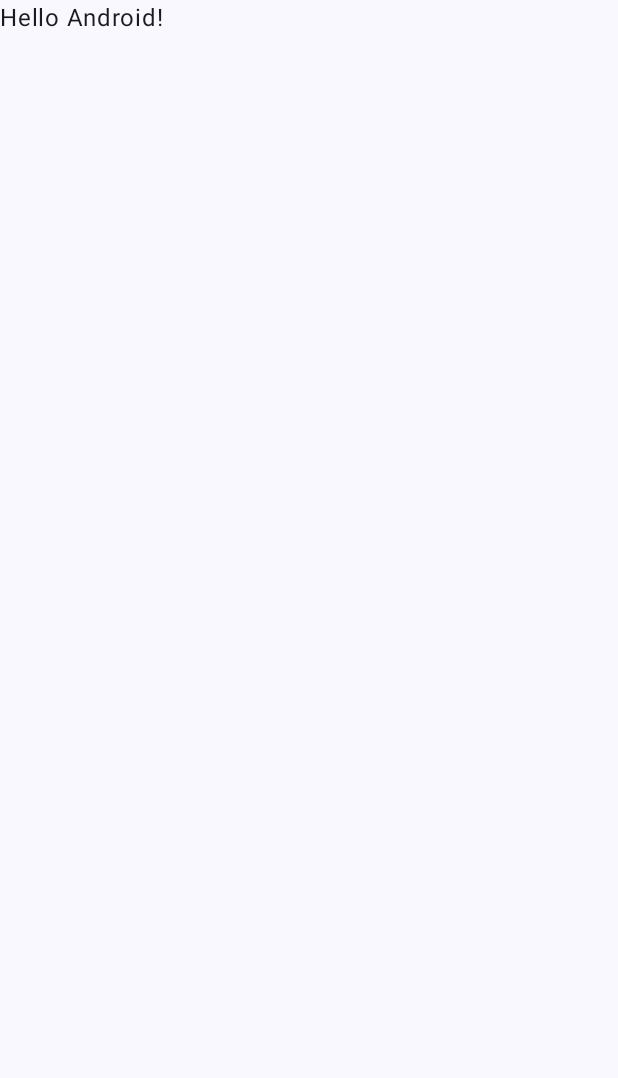
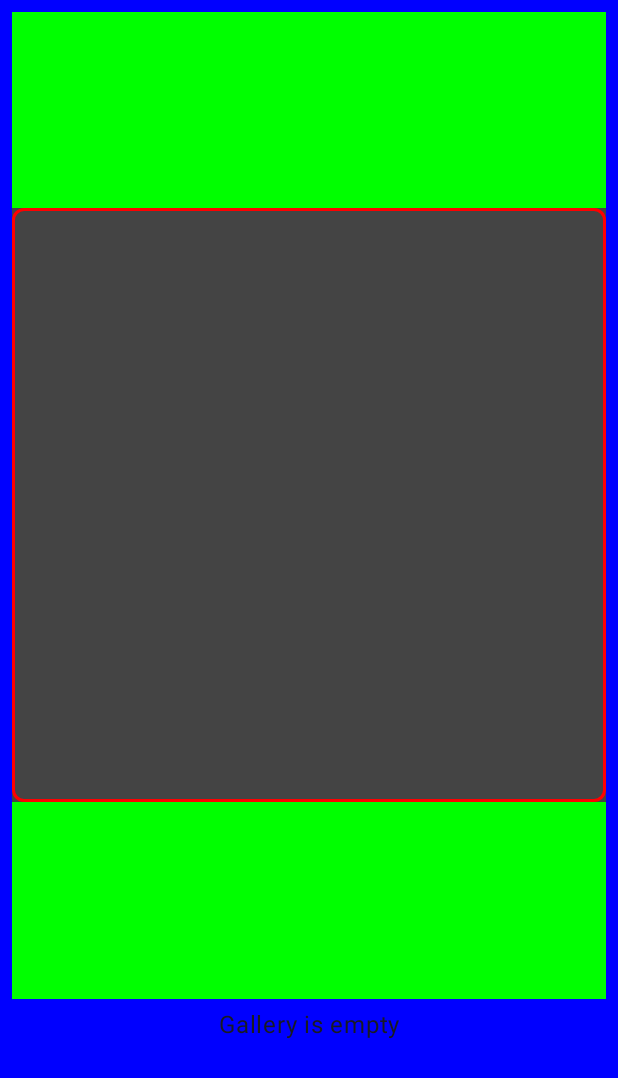
Before and after one commit to pnemonic78/Shutterfly_Canvas, an Android app built with Jetpack Compose: the screen it shows after launch (MainActivity), on a phone screen of 412 x 824 dp. Before the commit the part shown is almost empty. Shown: the top 1078 px of the screen. Run offline under Robolectric (Android 15) with nearby library versions, the phone set to English and light mode, and no system bars.

Commit message:
skeleton components

```diff
--- a/app/build.gradle.kts
+++ b/app/build.gradle.kts
@@ -6,7 +6,7 @@ plugins {
 
 android {
     namespace = "com.shutterfly.canvas"
-    compileSdk = 35
+    compileSdk = 36
 
     defaultConfig {
         applicationId = "com.shutterfly.canvas"
@@ -49,6 +49,7 @@ dependencies {
     implementation(libs.androidx.ui.graphics)
     implementation(libs.androidx.ui.tooling.preview)
     implementation(libs.androidx.material3)
+    implementation(libs.androidx.viewmodel)
     testImplementation(libs.junit)
     androidTestImplementation(libs.androidx.junit)
     androidTestImplementation(libs.androidx.espresso.core)
--- a/app/src/main/java/com/shutterfly/canvas/MainActivity.kt
+++ b/app/src/main/java/com/shutterfly/canvas/MainActivity.kt
@@ -7,10 +7,8 @@ import androidx.activity.enableEdgeToEdge
 import androidx.compose.foundation.layout.fillMaxSize
 import androidx.compose.foundation.layout.padding
 import androidx.compose.material3.Scaffold
-import androidx.compose.material3.Text
-import androidx.compose.runtime.Composable
 import androidx.compose.ui.Modifier
-import androidx.compose.ui.tooling.preview.Preview
+import com.shutterfly.canvas.ui.CanvasScreen
 import com.shutterfly.canvas.ui.theme.ShutterflyCanvasTheme
 
 class MainActivity : ComponentActivity() {
@@ -20,28 +18,9 @@ class MainActivity : ComponentActivity() {
         setContent {
             ShutterflyCanvasTheme {
                 Scaffold(modifier = Modifier.fillMaxSize()) { innerPadding ->
-                    Greeting(
-                        name = "Android",
-                        modifier = Modifier.padding(innerPadding)
-                    )
+                    CanvasScreen(modifier = Modifier.padding(innerPadding))
                 }
             }
         }
     }
 }
-
-@Composable
-fun Greeting(name: String, modifier: Modifier = Modifier) {
-    Text(
-        text = "Hello $name!",
-        modifier = modifier
-    )
-}
-
-@Preview(showBackground = true)
-@Composable
-fun GreetingPreview() {
-    ShutterflyCanvasTheme {
-        Greeting("Android")
-    }
-}
--- /dev/null
+++ b/app/src/main/java/com/shutterfly/canvas/ui/Canvas.kt
@@ -0,0 +1,34 @@
+package com.shutterfly.canvas.ui
+
+import androidx.compose.foundation.background
+import androidx.compose.foundation.border
+import androidx.compose.foundation.layout.Box
+import androidx.compose.foundation.layout.aspectRatio
+import androidx.compose.foundation.layout.fillMaxSize
+import androidx.compose.foundation.layout.size
+import androidx.compose.material3.MaterialTheme
+import androidx.compose.runtime.Composable
+import androidx.compose.ui.Modifier
+import androidx.compose.ui.graphics.Color
+import androidx.compose.ui.tooling.preview.Preview
+import androidx.compose.ui.unit.dp
+import com.shutterfly.canvas.ui.theme.ShutterflyCanvasTheme
+
+@Composable
+fun Canvas(modifier: Modifier = Modifier) {
+    Box(
+        modifier = modifier
+            .fillMaxSize()
+            .aspectRatio(1f)
+            .background(color = Color.DarkGray)
+            .border(width = 2.dp, color = Color.Red, shape = MaterialTheme.shapes.small)
+    )
+}
+
+@Preview(showBackground = true)
+@Composable
+private fun CanvasScreenPreview() {
+    ShutterflyCanvasTheme {
+        Canvas()
+    }
+}
--- /dev/null
+++ b/app/src/main/java/com/shutterfly/canvas/ui/CanvasScreen.kt
@@ -0,0 +1,53 @@
+package com.shutterfly.canvas.ui
+
+import androidx.compose.foundation.background
+import androidx.compose.foundation.layout.Arrangement
+import androidx.compose.foundation.layout.Box
+import androidx.compose.foundation.layout.Column
+import androidx.compose.foundation.layout.fillMaxSize
+import androidx.compose.foundation.layout.padding
+import androidx.compose.runtime.Composable
+import androidx.compose.runtime.collectAsState
+import androidx.compose.runtime.getValue
+import androidx.compose.ui.Alignment
+import androidx.compose.ui.Modifier
+import androidx.compose.ui.graphics.Color
+import androidx.compose.ui.tooling.preview.Preview
+import androidx.compose.ui.unit.dp
+import androidx.lifecycle.viewmodel.compose.viewModel
+import com.shutterfly.canvas.ui.theme.ShutterflyCanvasTheme
+import com.shutterfly.canvas.view.CanvasViewModel
+
+@Composable
+fun CanvasScreen(modifier: Modifier = Modifier) {
+    val viewModel = viewModel { CanvasViewModel() }
+    val thumbnails by viewModel.gallery.collectAsState()
+
+    Column(
+        modifier = modifier
+            .fillMaxSize()
+            .background(color = Color.Blue),
+        verticalArrangement = Arrangement.Center,
+        horizontalAlignment = Alignment.CenterHorizontally
+    ) {
+        Box(
+            modifier = Modifier
+                .fillMaxSize()
+                .padding(8.dp)
+                .weight(weight = 1f)
+                .background(color = Color.Green),
+            contentAlignment = Alignment.Center
+        ) {
+            Canvas()
+        }
+        Carousel(modifier = Modifier.padding(top = 8.dp, bottom = 4.dp), thumbnails = thumbnails)
+    }
+}
+
+@Preview(showBackground = true)
+@Composable
+private fun CanvasScreenPreview() {
+    ShutterflyCanvasTheme {
+        CanvasScreen()
+    }
+}
--- /dev/null
+++ b/app/src/main/java/com/shutterfly/canvas/ui/Carousel.kt
@@ -0,0 +1,61 @@
+package com.shutterfly.canvas.ui
+
+import android.net.Uri
+import androidx.compose.foundation.background
+import androidx.compose.foundation.layout.fillMaxWidth
+import androidx.compose.foundation.layout.height
+import androidx.compose.foundation.layout.padding
+import androidx.compose.foundation.layout.size
+import androidx.compose.foundation.lazy.LazyRow
+import androidx.compose.material3.MaterialTheme
+import androidx.compose.material3.Text
+import androidx.compose.runtime.Composable
+import androidx.compose.ui.Modifier
+import androidx.compose.ui.graphics.Color
+import androidx.compose.ui.text.style.TextAlign
+import androidx.compose.ui.tooling.preview.Preview
+import androidx.compose.ui.unit.dp
+import com.shutterfly.canvas.ui.theme.ShutterflyCanvasTheme
+
+private val cellGap = 4.dp
+private val thumbnailSize = 150.dp
+
+@Composable
+fun Carousel(modifier: Modifier = Modifier, thumbnails: List<Uri>) {
+    if (thumbnails.isEmpty()) {
+        Text(
+            modifier = Modifier
+                .fillMaxWidth()
+                .padding(horizontal = cellGap)
+                .height(thumbnailSize),
+            text = "Gallery is empty",
+            style = MaterialTheme.typography.bodyLarge,
+            textAlign = TextAlign.Center
+        )
+    } else {
+        LazyRow(
+            modifier = modifier
+                .fillMaxWidth()
+                .background(color = Color.Magenta)
+        ) {
+            items(count = thumbnails.size) { index ->
+                CarouselCell(
+                    modifier = Modifier
+                        .padding(horizontal = cellGap)
+                        .size(thumbnailSize),
+                    thumbnail = thumbnails[index]
+                )
+            }
+        }
+    }
+}
+
+@Preview(showBackground = true)
+@Composable
+private fun CanvasScreenPreview() {
+    val thumbnails = emptyList<Uri>()
+
+    ShutterflyCanvasTheme {
+        Carousel(thumbnails = thumbnails)
+    }
+}
--- a/app/src/main/java/com/shutterfly/canvas/ui/theme/Type.kt
+++ b/app/src/main/java/com/shutterfly/canvas/ui/theme/Type.kt
@@ -15,20 +15,4 @@ val Typography = Typography(
         lineHeight = 24.sp,
         letterSpacing = 0.5.sp
     )
-    /* Other default text styles to override
-    titleLarge = TextStyle(
-        fontFamily = FontFamily.Default,
-        fontWeight = FontWeight.Normal,
-        fontSize = 22.sp,
-        lineHeight = 28.sp,
-        letterSpacing = 0.sp
-    ),
-    labelSmall = TextStyle(
-        fontFamily = FontFamily.Default,
-        fontWeight = FontWeight.Medium,
-        fontSize = 11.sp,
-        lineHeight = 16.sp,
-        letterSpacing = 0.5.sp
-    )
-    */
 )
--- /dev/null
+++ b/app/src/main/java/com/shutterfly/canvas/view/CanvasViewModel.kt
@@ -0,0 +1,20 @@
+package com.shutterfly.canvas.view
+
+import android.net.Uri
+import androidx.lifecycle.ViewModel
+import com.shutterfly.canvas.model.CanvasImage
+import kotlinx.coroutines.flow.MutableStateFlow
+import kotlinx.coroutines.flow.StateFlow
+
+class CanvasViewModel : ViewModel() {
+    val gallery: StateFlow<List<Uri>> = MutableStateFlow(emptyList())
+    val canvasImages: StateFlow<List<CanvasImage>> = MutableStateFlow(emptyList())
+
+    init {
+        loadGallery()
+    }
+
+    private fun loadGallery() {
+        //TODO("Not yet implemented")
+    }
+}
```
Also changed, not shown: app/src/main/java/com/shutterfly/canvas/model/CanvasImage.kt (added, +10 -0 lines), app/src/main/java/com/shutterfly/canvas/ui/CarouselCell.kt (added, +48 -0 lines), gradle/libs.versions.toml (+15 -13 lines).
